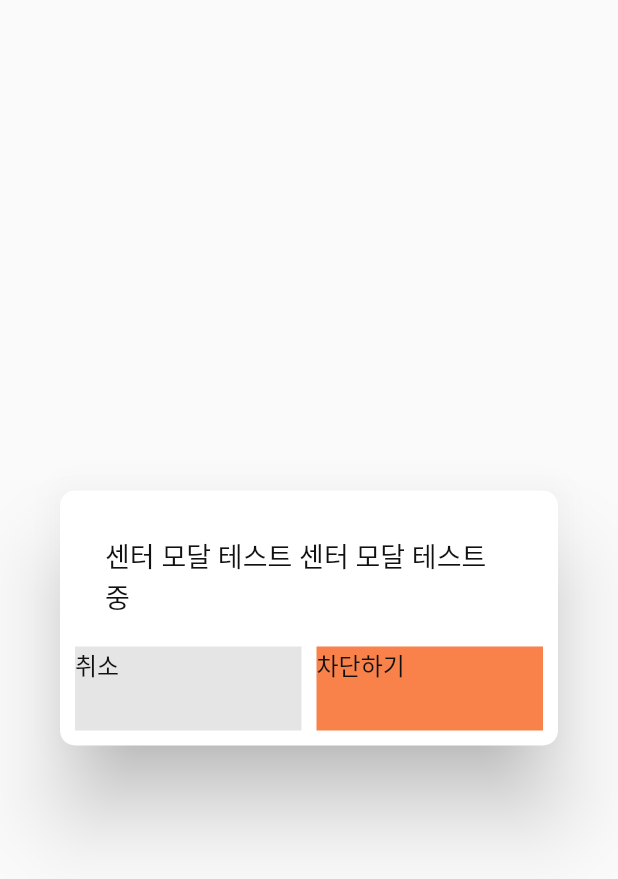
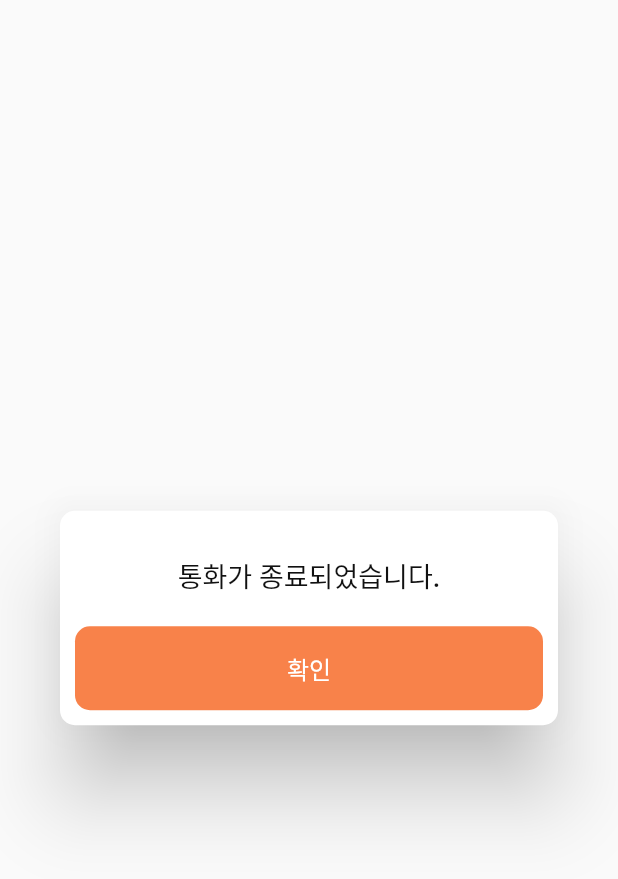
Before and after one commit to dosilv/talk-project, a Flutter app: the CenterModal widget shown alone on an empty page, opened directly, on a phone screen of 412 x 824 dp. Shown: the top 879 px of the screen. Run offline on Flutter 3.47's test engine with Material 2 defaults, Android fonts, the phone set to English and light mode, and no system bars; our stand-ins replace get; Roboto replaces fonts that are missing (Noto Sans KR).

Commit message:
Feat : CenterModal, CustomTimer 추가
CustomDatePicker 구현 중

```diff
--- /dev/null
+++ b/lib/controller/widget/custom_date_picker_controller.dart
@@ -0,0 +1,3 @@
+import 'package:get/get_state_manager/get_state_manager.dart';
+
+class CustomDatePickerController extends GetxController {}
--- a/lib/ui/home/home.dart
+++ b/lib/ui/home/home.dart
@@ -3,6 +3,8 @@
 import 'package:get/route_manager.dart';
 import 'package:humilylab_talk/ui/widget/center_modal.dart';
 import 'package:humilylab_talk/ui/widget/circular_button.dart';
+import 'package:humilylab_talk/ui/widget/custom_date_picker.dart';
+import 'package:humilylab_talk/ui/widget/custom_timer.dart';
 import 'package:humilylab_talk/ui/widget/round_button.dart';
 
 // class Home extends StatelessWidget {
@@ -25,14 +27,7 @@
   }
 
   void showModal() {
-    Get.dialog(
-        CenterModal(
-          message: '센터 모달 테스트 센터 모달 테스트 중',
-          confirmText: '차단하기',
-          cancelText: '취소',
-          onConfirm: () {},
-        ),
-        barrierDismissible: false);
+    Get.dialog(CustomDatePicker(), barrierDismissible: false);
   }
 
   @override
--- a/lib/ui/widget/center_modal.dart
+++ b/lib/ui/widget/center_modal.dart
@@ -1,13 +1,13 @@
 import 'package:flutter/material.dart';
-import 'package:humilylab_talk/theme/color.dart';
+import 'package:get/route_manager.dart';
+import 'package:humilylab_talk/ui/widget/default_button.dart';
 
 class CenterModal extends StatelessWidget {
   final String message;
-  final Widget? contents;
   final String confirmText;
   final VoidCallback onConfirm;
+  final Widget? contents;
   final String? cancelText;
-  final VoidCallback? onCancel;
 
   const CenterModal(
       {Key? key,
@@ -15,8 +15,7 @@
       required this.confirmText,
       required this.onConfirm,
       this.contents,
-      this.cancelText,
-      this.onCancel})
+      this.cancelText})
       : super(key: key);
 
   @override
@@ -34,25 +33,24 @@
                     Text(message, style: Theme.of(context).textTheme.bodyText1),
               ),
               contents ?? Container(),
-              cancelText == null
-                  ? Expanded(
-                      child: Container(
-                          color: PRIMARY, height: 56, child: Text(confirmText)))
-                  : Row(
-                      children: [
-                        Expanded(
-                            child: Container(
-                                color: LIGHT_GRAY,
-                                height: 56,
-                                child: Text(cancelText!))),
+              Row(
+                children: cancelText == null
+                    ? [
+                        DefalutButton(
+                            text: confirmText, disabled: false, onClick: () {})
+                      ]
+                    : [
+                        DefalutButton(
+                            text: cancelText!,
+                            disabled: true,
+                            onClick: () {
+                              Get.back();
+                            }),
                         const SizedBox(width: 10),
-                        Expanded(
-                            child: Container(
-                                color: PRIMARY,
-                                height: 56,
-                                child: Text(confirmText)))
+                        DefalutButton(
+                            text: confirmText, disabled: false, onClick: () {}),
                       ],
-                    )
+              )
             ],
           )),
     );
```
Also changed, not shown: lib/controller/widget/custom_timer_controller.dart (added, +35 -0 lines), lib/ui/widget/custom_date_picker.dart (added, +18 -0 lines), lib/ui/widget/custom_timer.dart (added, +23 -0 lines).
